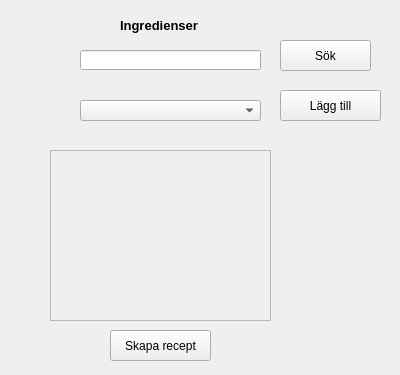
Above: code/viewer/UI/create_recipe_window.ui from marcusgostasson/smartshop before the change. Below: the same form after it.
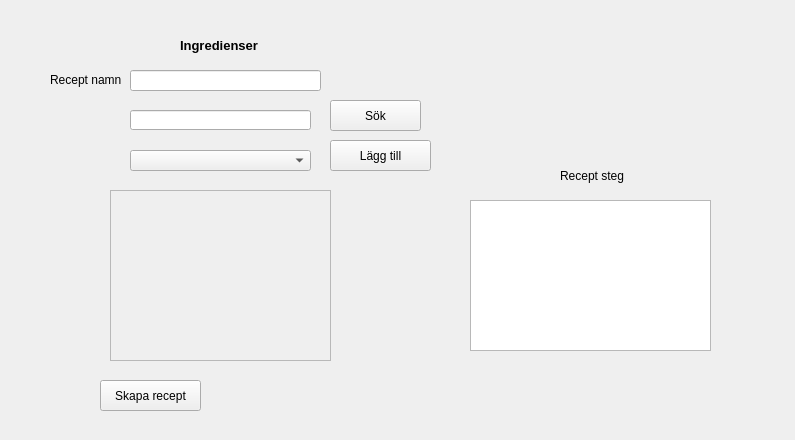
That is the form after the change.

Commit message: Doing some playing around adding a logout and creat recipe

What changed in the file:
```diff
--- a/code/viewer/UI/create_recipe_window.ui
+++ b/code/viewer/UI/create_recipe_window.ui
@@ -6,8 +6,8 @@
    <rect>
     <x>0</x>
     <y>0</y>
-    <width>400</width>
-    <height>375</height>
+    <width>795</width>
+    <height>440</height>
    </rect>
   </property>
   <property name="sizePolicy">
@@ -22,8 +22,8 @@
   <widget class="QComboBox" name="ingrediense_box">
    <property name="geometry">
     <rect>
-     <x>80</x>
-     <y>100</y>
+     <x>130</x>
+     <y>150</y>
      <width>181</width>
      <height>21</height>
     </rect>
@@ -32,8 +32,8 @@
   <widget class="QLabel" name="ingrediense_label">
    <property name="geometry">
     <rect>
-     <x>120</x>
-     <y>10</y>
+     <x>180</x>
+     <y>30</y>
      <width>111</width>
      <height>31</height>
     </rect>
@@ -52,8 +52,8 @@
   <widget class="QPushButton" name="add_ingrediense_button">
    <property name="geometry">
     <rect>
-     <x>280</x>
-     <y>90</y>
+     <x>330</x>
+     <y>140</y>
      <width>101</width>
      <height>31</height>
     </rect>
@@ -65,8 +65,8 @@
   <widget class="QLineEdit" name="type_in_recipe">
    <property name="geometry">
     <rect>
-     <x>80</x>
-     <y>50</y>
+     <x>130</x>
+     <y>110</y>
      <width>181</width>
      <height>20</height>
     </rect>
@@ -75,8 +75,8 @@
   <widget class="QPushButton" name="search_ingredient_button">
    <property name="geometry">
     <rect>
-     <x>280</x>
-     <y>40</y>
+     <x>330</x>
+     <y>100</y>
      <width>91</width>
      <height>31</height>
     </rect>
@@ -88,8 +88,8 @@
   <widget class="QWidget" name="verticalLayoutWidget">
    <property name="geometry">
     <rect>
-     <x>50</x>
-     <y>150</y>
+     <x>110</x>
+     <y>190</y>
      <width>221</width>
      <height>171</height>
     </rect>
@@ -126,8 +126,8 @@
   <widget class="QPushButton" name="create_recipe_button">
    <property name="geometry">
     <rect>
-     <x>110</x>
-     <y>330</y>
+     <x>100</x>
+     <y>380</y>
      <width>101</width>
      <height>31</height>
     </rect>
@@ -136,6 +136,52 @@
     <string>Skapa recept</string>
    </property>
   </widget>
+  <widget class="QLineEdit" name="recept_name">
+   <property name="geometry">
+    <rect>
+     <x>130</x>
+     <y>70</y>
+     <width>191</width>
+     <height>21</height>
+    </rect>
+   </property>
+  </widget>
+  <widget class="QLabel" name="label">
+   <property name="geometry">
+    <rect>
+     <x>50</x>
+     <y>70</y>
+     <width>81</width>
+     <height>20</height>
+    </rect>
+   </property>
+   <property name="text">
+    <string>Recept namn</string>
+   </property>
+  </widget>
+  <widget class="QTextEdit" name="recepie_steps">
+   <property name="geometry">
+    <rect>
+     <x>470</x>
+     <y>200</y>
+     <width>241</width>
+     <height>151</height>
+    </rect>
+   </property>
+  </widget>
+  <widget class="QLabel" name="label_2">
+   <property name="geometry">
+    <rect>
+     <x>560</x>
+     <y>160</y>
+     <width>91</width>
+     <height>31</height>
+    </rect>
+   </property>
+   <property name="text">
+    <string>Recept steg</string>
+   </property>
+  </widget>
  </widget>
  <resources/>
  <connections/>
```
The commit also changes 10 other files.
